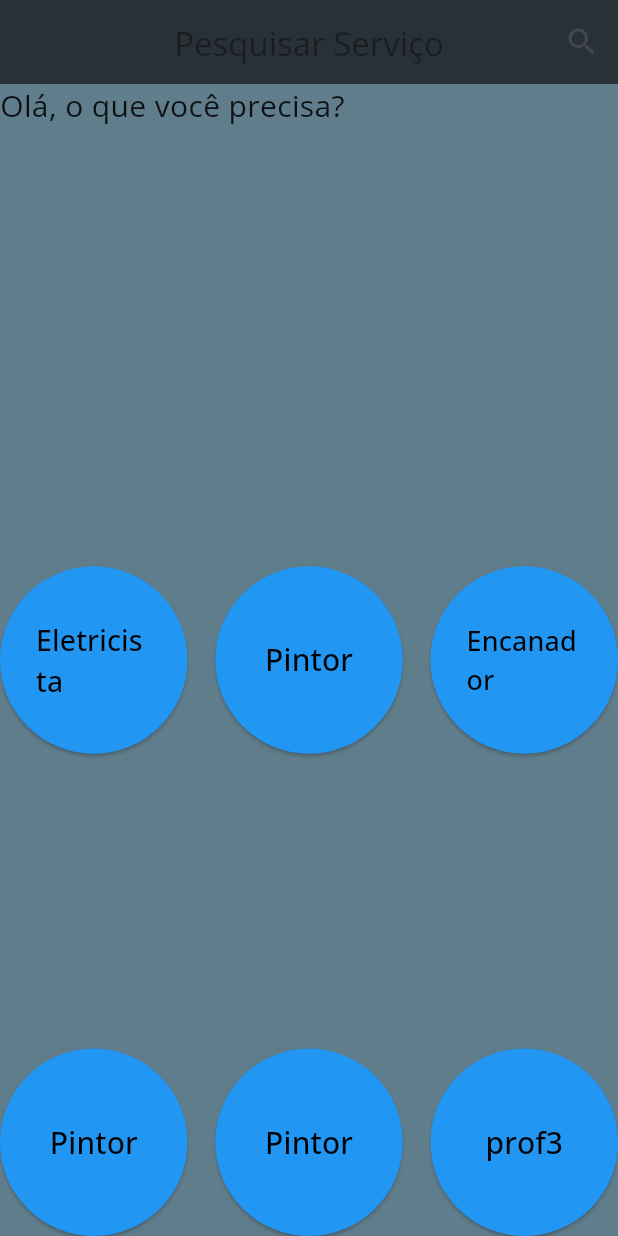
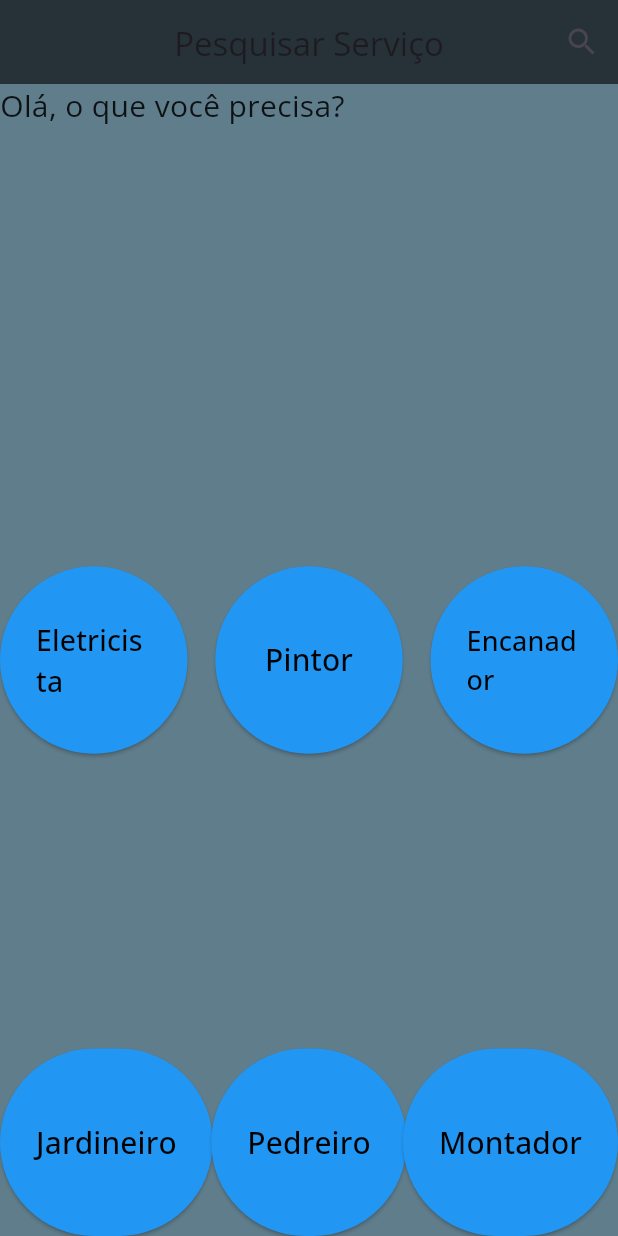
Before and after one commit to FabioPompolo/meindica, a Flutter app: the HomeScreen screen opened directly, on a phone screen of 412 x 824 dp. Run offline on Flutter 3.47's test engine with Material 2 defaults, Android fonts, the phone set to English and light mode, and no system bars; our stand-ins replace google_fonts.

Commit message:
troca nome das profissões

```diff
--- a/lib/inicio.dart
+++ b/lib/inicio.dart
@@ -73,7 +73,7 @@ class HomeScreen extends StatelessWidget {
                     foregroundColor: Colors.black,
                     minimumSize: const Size(125, 125)),
                 onPressed: () {},
-                child: const Text('Pintor', style: TextStyle(fontSize: 20)),
+                child: const Text('Jardineiro', style: TextStyle(fontSize: 20)),
               ),
             ),
             Align(
@@ -84,7 +84,7 @@ class HomeScreen extends StatelessWidget {
                     foregroundColor: Colors.black,
                     minimumSize: const Size(125, 125)),
                 onPressed: () {},
-                child: const Text('Pintor', style: TextStyle(fontSize: 20)),
+                child: const Text('Pedreiro', style: TextStyle(fontSize: 20)),
               ),
             ),
             Align(
@@ -95,7 +95,7 @@ class HomeScreen extends StatelessWidget {
                     foregroundColor: Colors.black,
                     minimumSize: const Size(125, 125)),
                 onPressed: () {},
-                child: const Text('prof3', style: TextStyle(fontSize: 20)),
+                child: const Text('Montador', style: TextStyle(fontSize: 20)),
               ),
             ),
           ],
```
